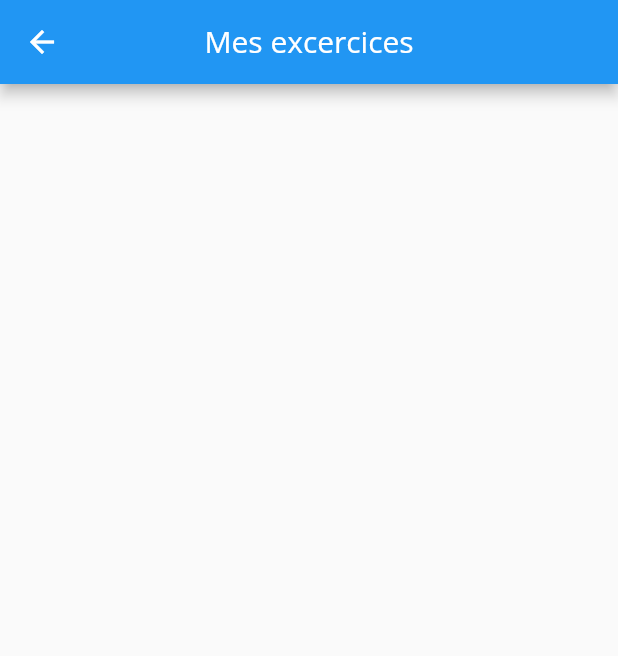
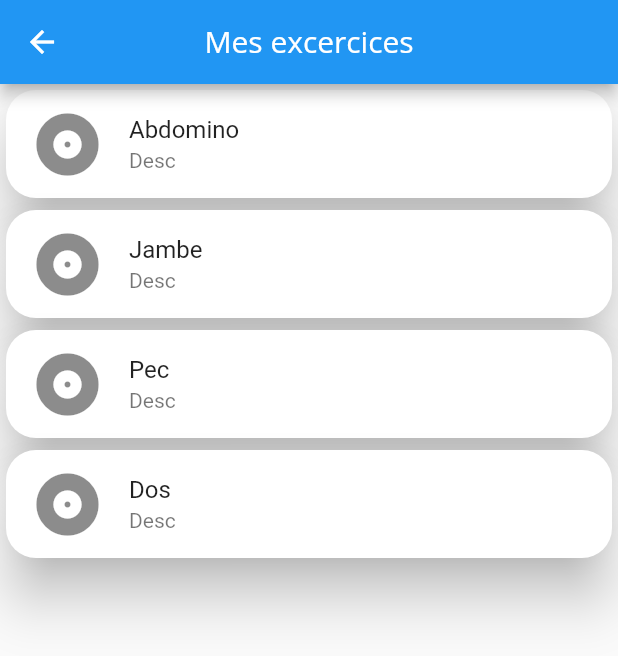
Before and after one commit to Dopidot/software-pro, a Flutter app: the HomePageExcerciseList screen opened directly, on a phone screen of 412 x 824 dp. Shown: the top 656 px of the screen. Run offline on Flutter 3.47's test engine with Material 2 defaults, Android fonts, the light colour scheme and no system bars; missing offline and left inert: flutter_sparkline.

Commit message:
liste des excercices

```diff
--- a/Mobile/fitisly_admin/lib/Body/ExcerciseScreen/HomePageExcerciseList.dart
+++ b/Mobile/fitisly_admin/lib/Body/ExcerciseScreen/HomePageExcerciseList.dart
@@ -1,3 +1,4 @@
+import 'package:fitislyadmin/modele/Exercise.dart';
 import 'package:flutter/material.dart';
 
 class HomePageExcerciseList extends StatefulWidget
@@ -12,14 +13,43 @@ class _HomePageExercise extends State<HomePageExcerciseList> {
   @override
   Widget build(BuildContext context) {
 
-    //Lis
+    Exercise e1 = new Exercise("0", "Abdomino", "Desc", 20, 1, null, null);
+    Exercise e2 = new Exercise("1", "Jambe", "Desc", 20, 1, null, null);
+    Exercise e3 = new Exercise("2", "Pec", "Desc", 20, 1, null, null);
+    Exercise e4 = new Exercise("3", "Dos", "Desc", 20, 1, null, null);
+
+    List<Exercise> exercises = [e1,e2,e3,e4];
     // TODO: implement build
     return Scaffold(
       appBar: AppBar(
         title: Text("Mes excercices", style: TextStyle(fontFamily: 'OpenSans', fontSize: 20.0)),
         centerTitle: true,
       ),
+      body: ListView.builder(
+        itemCount: exercises.length,
+        itemBuilder: (context, index) {
+          return Card(
+            elevation: 15,
+            shape: RoundedRectangleBorder(
+              borderRadius: BorderRadius.circular(20.0),
+            ),
+            child: Column(
+              mainAxisSize: MainAxisSize.min,
+
+              children: <Widget>[
+                 ListTile(
+                  leading: Icon(Icons.album, size: 50),
+                  title: Text(exercises[index].name),
+                  subtitle: Text(exercises[index].description),
+                ),
+              ],
+            ),
+          );
+        },
+      ),
     );
   }
 
+
+
 }
--- a/Mobile/fitisly_admin/lib/modele/Exercise.dart
+++ b/Mobile/fitisly_admin/lib/modele/Exercise.dart
@@ -2,15 +2,15 @@ import 'package:fitislyadmin/modele/Photo.dart';
 
 import 'Video.dart';
 
-class Exercice {
+class Exercise {
   String id;
   String name;
   String description;
   int repetitionNumber;
-  DateTime restTime;
+  int restTime;
   List<Video> videos;
   List<Photo> photos;
-  Exercice(String id,  String name,String description,int repetitionNumber,DateTime restTime, List<Video> vidoes, List<Photo> photos){
+  Exercise(String id,String name,String description,int repetitionNumber,int restTime, List<Video> vidoes, List<Photo> photos){
     this.id = id;
     this.name = name;
     this.description = description;
--- a/Mobile/fitisly_admin/lib/modele/Program.dart
+++ b/Mobile/fitisly_admin/lib/modele/Program.dart
@@ -5,14 +5,14 @@ class Program {
   String id;
   String name;
   String description;
-  List<Exercice> exercices;
+  List<Exercise> exercises;
   UserAPI userApi;
 
-  Program(String id,String name,String description,List<Exercice> exercices, UserAPI userApi){
+  Program(String id,String name,String description,List<Exercise> exercises, UserAPI userApi){
     this.id = id;
     this.name = name;
     this.description = description;
-    this.exercices = exercices;
+    this.exercises = exercises;
     this.userApi = userApi;
   }
 
```
